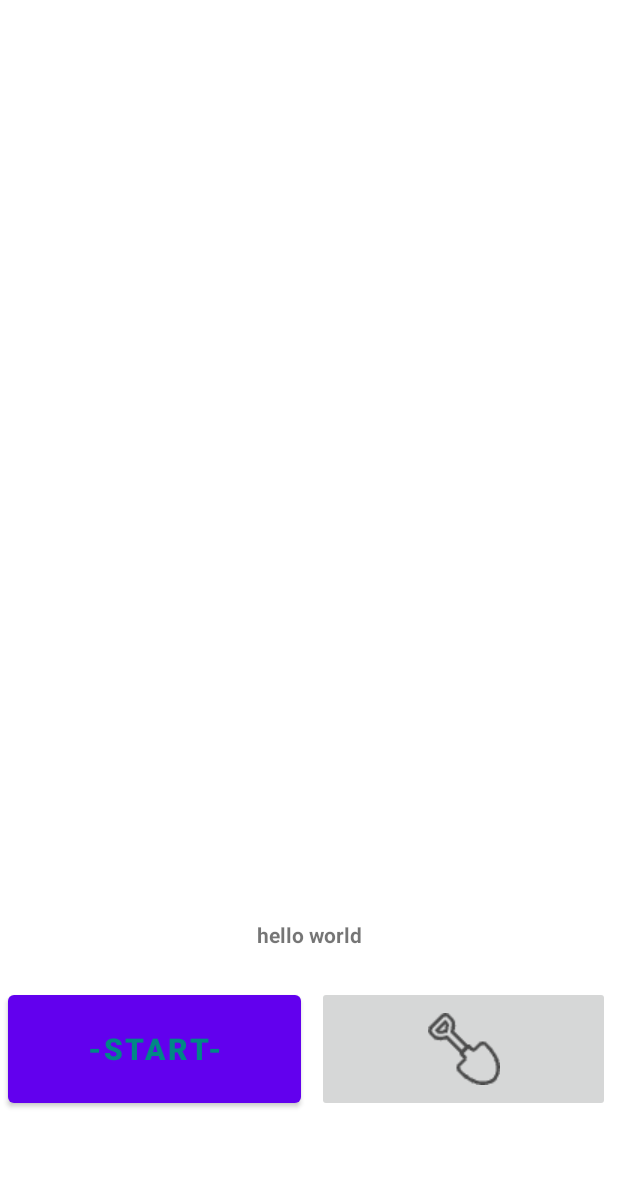
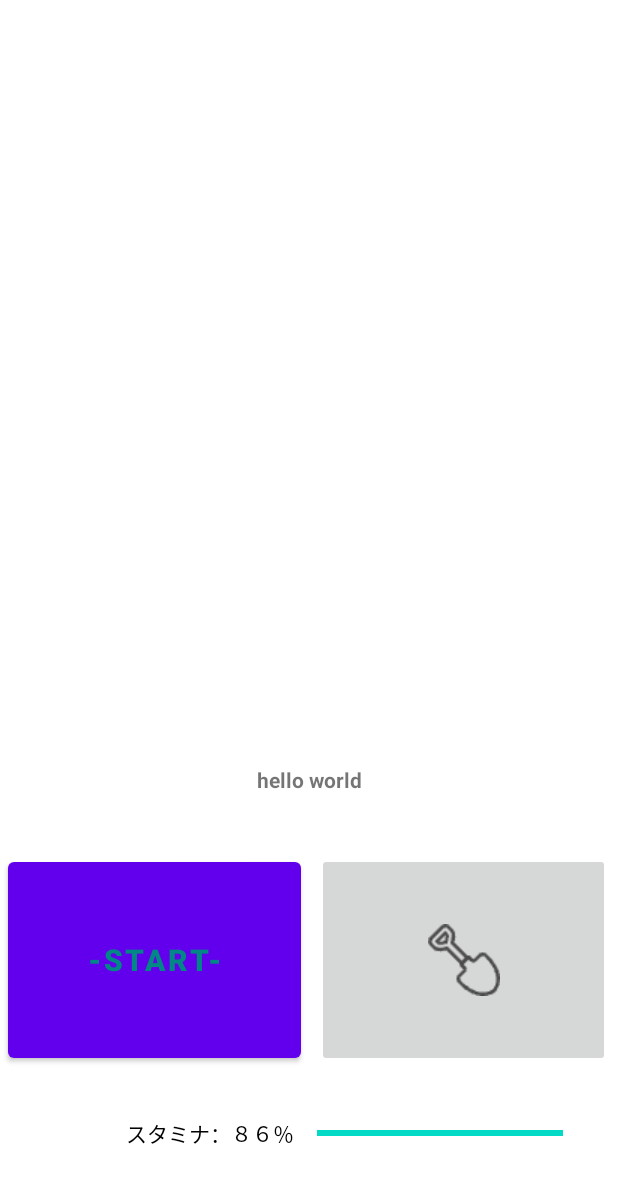
Before and after one commit to tfs-apps-one/TreasureHunt, an Android app: the layout activity_sub.xml on its own in the app's theme, with its tools: preview values and no code run, on a phone screen of 412 x 824 dp. Shown: the top 1183 px of the screen. Run offline under Robolectric (Android 15) with nearby library versions, the phone set to English and light mode, and no system bars.

Commit message:
ディスプレイの配分表示対応

```diff
--- a/app/src/main/java/tfsapps/treasurehunt/MainActivity.java
+++ b/app/src/main/java/tfsapps/treasurehunt/MainActivity.java
@@ -167,8 +167,8 @@ public class MainActivity extends AppCompatActivity implements LocationListener,
         LinearLayout lay4 = (LinearLayout)findViewById(R.id.linearLayout4);
         myMap = new MyMap(this);
         myMap.setCallback(this);
-//        lay4.addView(myMap, new LinearLayout.LayoutParams(MATCH_PARENT, MATCH_PARENT));
-        lay4.addView(myMap, new LinearLayout.LayoutParams(MATCH_PARENT, WRAP_CONTENT));
+        lay4.addView(myMap, new LinearLayout.LayoutParams(MATCH_PARENT, MATCH_PARENT));
+//        lay4.addView(myMap, new LinearLayout.LayoutParams(MATCH_PARENT, WRAP_CONTENT));
 
 
         /* スタートボタン押下後でよいのか？ */
--- a/app/src/main/res/layout/activity_sub.xml
+++ b/app/src/main/res/layout/activity_sub.xml
@@ -16,9 +16,17 @@
     -->
 
     <LinearLayout
+        android:id="@+id/linearLayout3"
+        android:layout_width="match_parent"
+        android:layout_height="match_parent"
+        app:layout_constraintTop_toTopOf="parent"
+        android:orientation="vertical">
+
+        <LinearLayout
             android:id="@+id/linearLayout4"
             android:layout_width="match_parent"
-        android:layout_height="wrap_content"
+            android:layout_height="0dp"
+            android:layout_weight="3"
             app:layout_constraintTop_toTopOf="parent"
             android:orientation="horizontal">
         </LinearLayout>
@@ -26,7 +34,8 @@
         <LinearLayout
             android:id="@+id/linearLayout5"
             android:layout_width="match_parent"
-        android:layout_height="200dp"
+            android:layout_height="0dp"
+            android:layout_weight="2"
             android:layout_marginBottom="30dp"
             android:orientation="vertical"
             app:layout_constraintBottom_toBottomOf="parent">
@@ -97,9 +106,9 @@
                     android:layout_marginEnd="5dp"
                     android:layout_marginBottom="5dp"
                     android:layout_weight="1"
-                android:gravity="center"
-                android:text="正解率：１００％"
-                android:textColor="@color/white" />
+                    android:gravity="center|right"
+                    android:text="スタミナ：８６％"
+                    android:textColor="@color/black" />
 
                 <ProgressBar
                     android:id="@+id/progress3"
@@ -108,15 +117,19 @@
                     android:layout_height="match_parent"
                     android:layout_marginStart="10dp"
                     android:layout_marginTop="0dp"
-                android:layout_marginEnd="15dp"
+                    android:layout_marginEnd="10dp"
                     android:layout_marginBottom="0dp"
-                android:layout_weight="2"
+                    android:layout_weight="1"
+                    android:max="100"
+                    android:progress="86"
                     android:progressBackgroundTint="@color/white" />
 
             </LinearLayout>
 
     </LinearLayout>
 
+
+    </LinearLayout>
 
     <!--
     <TextView
```
Lines whose indentation alone changed are shown as unchanged.
